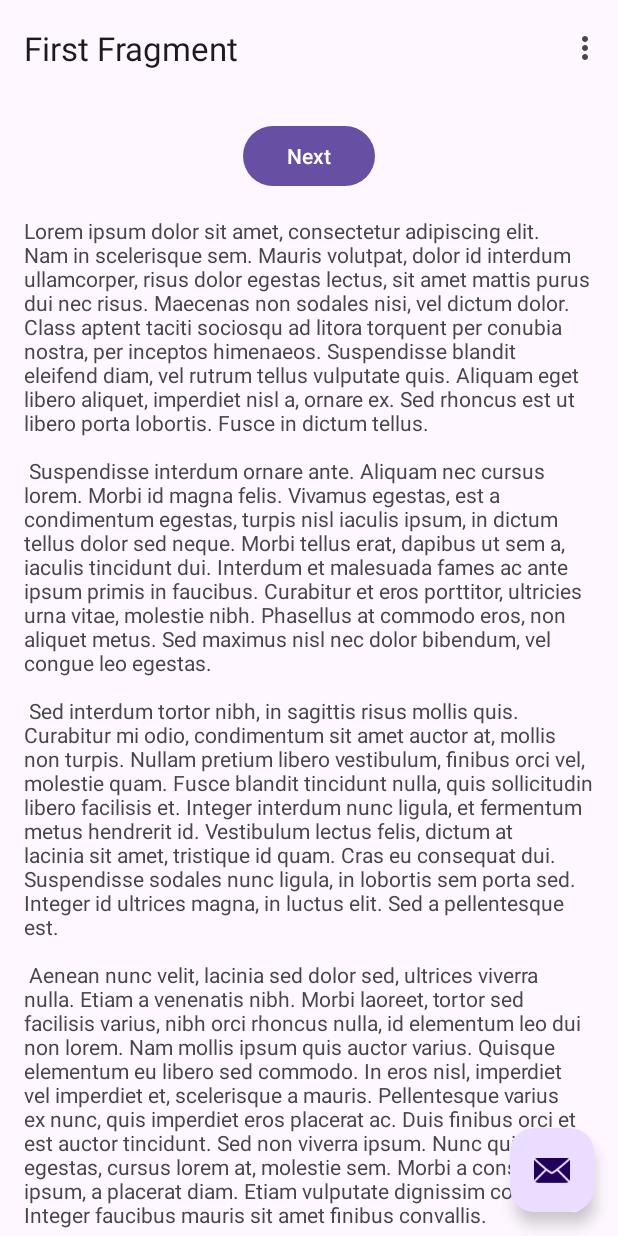
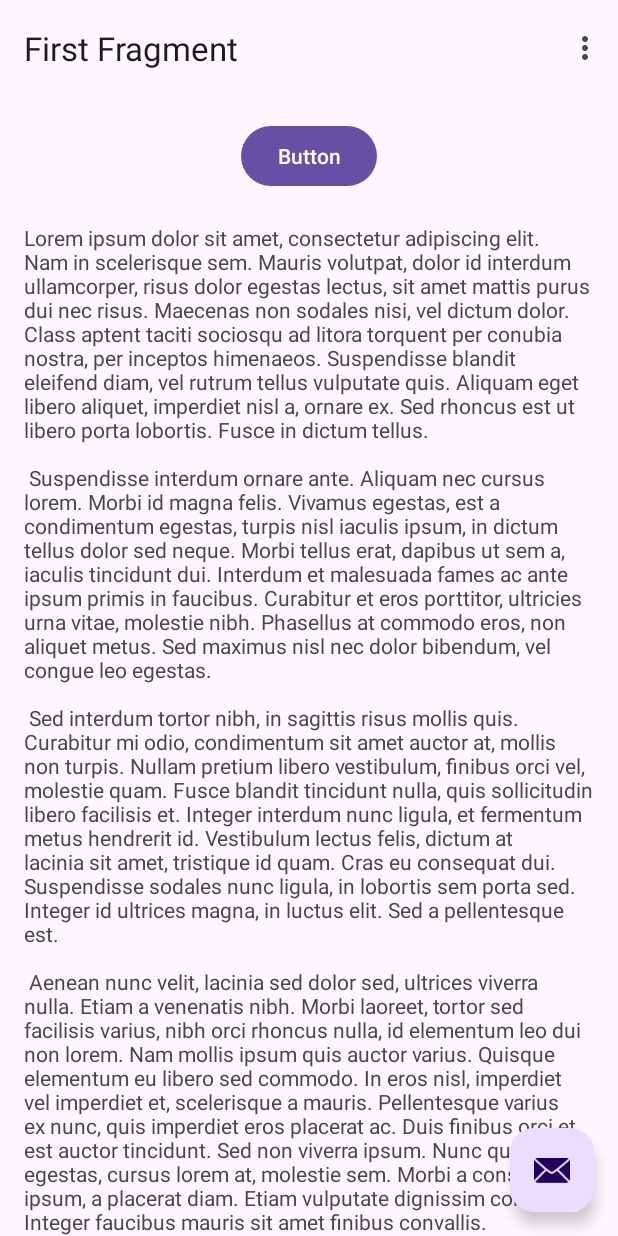
Before and after one commit to benjaminlutz23/java_android_web_app, an Android app: the screen it shows after launch (MainActivity), on a phone screen of 412 x 824 dp. Run offline under Robolectric (Android 15) with nearby library versions, the phone set to English and light mode, and no system bars; our stand-ins replace navigation-ui.

```diff
--- a/apptbook-android/app/src/main/res/layout/content_main.xml
+++ b/apptbook-android/app/src/main/res/layout/content_main.xml
@@ -13,7 +13,9 @@
         app:defaultNavHost="true"
         app:layout_constraintBottom_toBottomOf="parent"
         app:layout_constraintEnd_toEndOf="parent"
+        app:layout_constraintHorizontal_bias="0.0"
         app:layout_constraintStart_toStartOf="parent"
         app:layout_constraintTop_toTopOf="parent"
+        app:layout_constraintVertical_bias="0.0"
         app:navGraph="@navigation/nav_graph" />
 </androidx.constraintlayout.widget.ConstraintLayout>
--- a/apptbook-android/app/src/main/res/layout/fragment_first.xml
+++ b/apptbook-android/app/src/main/res/layout/fragment_first.xml
@@ -11,25 +11,28 @@
         android:layout_height="match_parent"
         android:padding="16dp">
 
-        <Button
-            android:id="@+id/button_first"
-            android:layout_width="wrap_content"
-            android:layout_height="wrap_content"
-            android:text="@string/next"
-            app:layout_constraintBottom_toTopOf="@id/textview_first"
-            app:layout_constraintEnd_toEndOf="parent"
-            app:layout_constraintStart_toStartOf="parent"
-            app:layout_constraintTop_toTopOf="parent" />
-
         <TextView
             android:id="@+id/textview_first"
             android:layout_width="wrap_content"
             android:layout_height="wrap_content"
-            android:layout_marginTop="16dp"
             android:text="@string/lorem_ipsum"
             app:layout_constraintBottom_toBottomOf="parent"
             app:layout_constraintEnd_toEndOf="parent"
+            app:layout_constraintHorizontal_bias="0.0"
             app:layout_constraintStart_toStartOf="parent"
-            app:layout_constraintTop_toBottomOf="@id/button_first" />
+            app:layout_constraintTop_toTopOf="parent"
+            app:layout_constraintVertical_bias="1.0" />
+
+        <Button
+            android:id="@+id/button"
+            android:layout_width="wrap_content"
+            android:layout_height="wrap_content"
+            android:layout_marginBottom="888dp"
+            android:text="Button"
+            app:layout_constraintBottom_toBottomOf="@+id/textview_first"
+            app:layout_constraintEnd_toEndOf="parent"
+            app:layout_constraintStart_toStartOf="parent"
+            app:layout_constraintTop_toTopOf="parent"
+            app:layout_constraintVertical_bias="0.0" />
     </androidx.constraintlayout.widget.ConstraintLayout>
 </androidx.core.widget.NestedScrollView>
```
Also changed, not shown: apptbook-android/app/src/main/java/edu/pdx/cs410J/benlutz/FirstFragment.java (+42 -8 lines), apptbook-android/app/src/main/java/edu/pdx/cs410J/benlutz/MainActivity.java (+26 -0 lines), apptbook-android/app/src/main/assets/README.txt (added).
